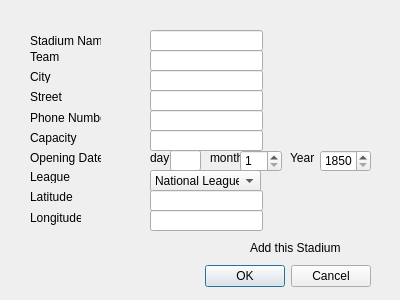
Above: modifystadium.ui from ellenyim8/project2 before the change. Below: the same form after it.
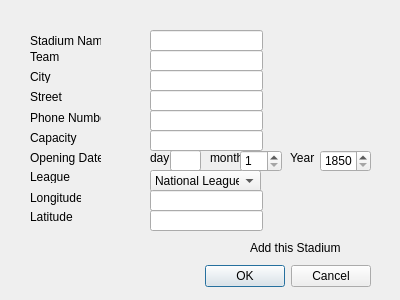
That is the form after the change.

The edit to the form file:
```diff
--- a/modifystadium.ui
+++ b/modifystadium.ui
@@ -230,7 +230,7 @@
    <property name="geometry">
     <rect>
      <x>30</x>
-     <y>190</y>
+     <y>210</y>
      <width>47</width>
      <height>13</height>
     </rect>
@@ -243,7 +243,7 @@
    <property name="geometry">
     <rect>
      <x>30</x>
-     <y>210</y>
+     <y>190</y>
      <width>51</width>
      <height>16</height>
     </rect>
@@ -256,7 +256,7 @@
    <property name="geometry">
     <rect>
      <x>150</x>
-     <y>190</y>
+     <y>210</y>
      <width>113</width>
      <height>21</height>
     </rect>
@@ -266,7 +266,7 @@
    <property name="geometry">
     <rect>
      <x>150</x>
-     <y>210</y>
+     <y>190</y>
      <width>113</width>
      <height>21</height>
     </rect>
```
